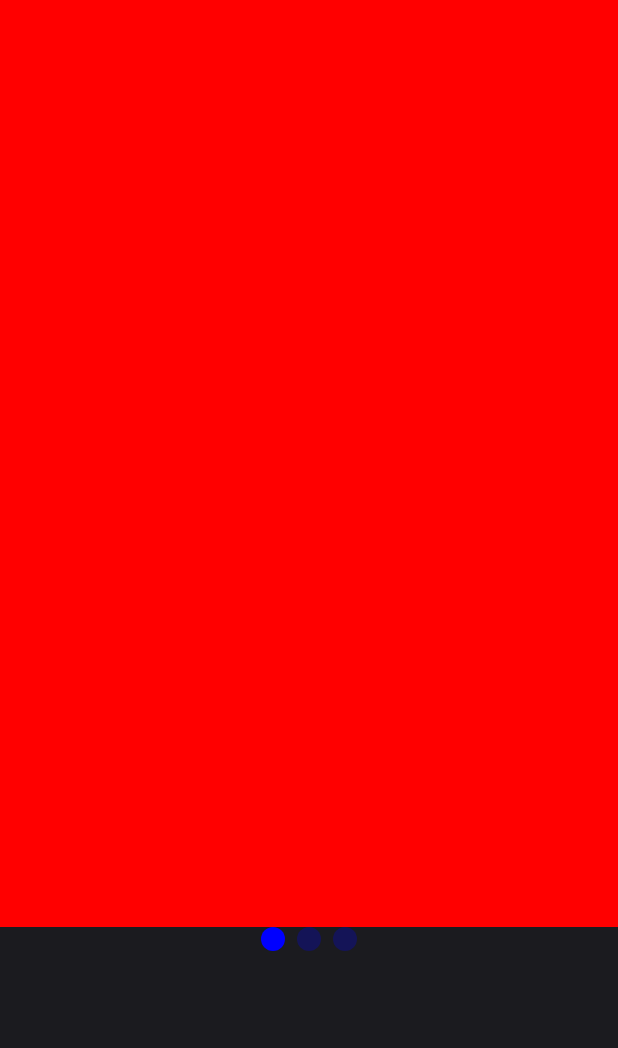
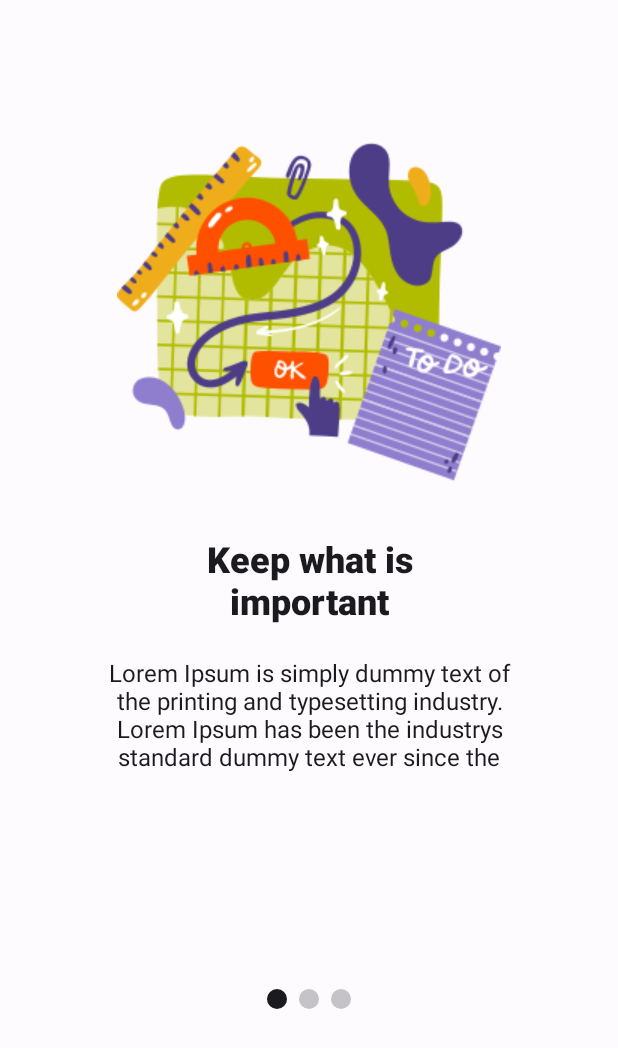
Before and after one commit to CherifiMi/natmisic, an Android app built with Jetpack Compose: the screen it shows after launch (MainActivity), on a phone screen of 412 x 824 dp. Shown: the top 1048 px of the screen. Run offline under Robolectric (Android 15) with nearby library versions, the phone set to English and light mode, and no system bars; our stand-ins replace Dagger/Hilt's generated code, Room's generated code; network calls fail.

Commit message:
folder icker tabs done

```diff
--- a/app/src/main/java/com/example/natmisic/MainActivity.kt
+++ b/app/src/main/java/com/example/natmisic/MainActivity.kt
@@ -4,16 +4,30 @@ import android.content.pm.PackageManager
 import android.os.Build
 import android.os.Bundle
 import android.provider.DocumentsContract.*
+import android.view.animation.OvershootInterpolator
 import androidx.activity.ComponentActivity
 import androidx.activity.compose.setContent
 import androidx.activity.viewModels
 import androidx.annotation.RequiresApi
+import androidx.compose.animation.core.Animatable
+import androidx.compose.animation.core.tween
+import androidx.compose.foundation.Image
+import androidx.compose.foundation.background
+import androidx.compose.foundation.isSystemInDarkTheme
+import androidx.compose.foundation.layout.Box
 import androidx.compose.foundation.layout.fillMaxSize
 import androidx.compose.material.MaterialTheme
 import androidx.compose.material.Surface
+import androidx.compose.runtime.Composable
+import androidx.compose.runtime.LaunchedEffect
+import androidx.compose.runtime.remember
+import androidx.compose.ui.Alignment
 import androidx.compose.ui.Modifier
+import androidx.compose.ui.draw.scale
+import androidx.compose.ui.res.painterResource
 import androidx.core.app.ActivityCompat
 import androidx.core.content.ContextCompat
+import androidx.navigation.NavHostController
 import androidx.navigation.compose.NavHost
 import androidx.navigation.compose.composable
 import androidx.navigation.compose.rememberNavController
@@ -23,6 +37,7 @@ import com.example.natmisic.feature.presentation.settings.SettingsScreen
 import com.example.natmisic.feature.presentation.util.Screens
 import com.example.natmisic.theme.NatMisicTheme
 import dagger.hilt.android.AndroidEntryPoint
+import kotlinx.coroutines.delay
 
 @AndroidEntryPoint
 class MainActivity : ComponentActivity() {
@@ -34,14 +49,19 @@ class MainActivity : ComponentActivity() {
         super.onCreate(savedInstanceState)
 
         if (
-            ContextCompat.checkSelfPermission(this, android.Manifest.permission.WRITE_EXTERNAL_STORAGE)
+            ContextCompat.checkSelfPermission(
+                this,
+                android.Manifest.permission.WRITE_EXTERNAL_STORAGE
+            )
             !=
             PackageManager.PERMISSION_GRANTED
-        ){
+        ) {
 
-            ActivityCompat.requestPermissions(this,
+            ActivityCompat.requestPermissions(
+                this,
                 arrayOf(android.Manifest.permission.WRITE_EXTERNAL_STORAGE),
-                1);
+                1
+            );
         }
 
 
@@ -54,10 +74,16 @@ class MainActivity : ComponentActivity() {
                     val navController = rememberNavController()
                     NavHost(
                         navController = navController,
-                        startDestination = if(viewModel.hasRootFolder()) Screens.HOME.name else Screens.FOLDER_PICKER.name
+                        startDestination = Screens.SPLASH.name
                     ) {
+                        composable(route = Screens.SPLASH.name) {
+                            SplashScreen(navController = navController, viewModel)
+                        }
                         composable(route = Screens.HOME.name) {
-                            HomeScreen(navController, backPressedDispatcher = onBackPressedDispatcher)
+                            HomeScreen(
+                                navController,
+                                backPressedDispatcher = onBackPressedDispatcher
+                            )
                         }
                         composable(route = Screens.FOLDER_PICKER.name) {
                             FolderPickerScreen(navController = navController)
@@ -71,3 +97,32 @@ class MainActivity : ComponentActivity() {
         }
     }
 }
+
+@Composable
+fun SplashScreen(navController: NavHostController, viewModel: MainViewModel) {
+    val scale = remember {
+        Animatable(0f)
+    }
+    LaunchedEffect(true) {
+        scale.animateTo(
+            targetValue = 0.3f,
+            animationSpec = tween(durationMillis = 500, easing = {
+                OvershootInterpolator(2f).getInterpolation(it)
+            })
+        )
+        delay(2000)
+        //navController.navigate(if (viewModel.hasRootFolder()) Screens.HOME.name else Screens.FOLDER_PICKER.name)
+        navController.navigate(Screens.FOLDER_PICKER.name)
+    }
+    Box(
+        modifier = Modifier
+            .fillMaxSize()
+            .background(MaterialTheme.colors.primary), contentAlignment = Alignment.Center
+    ) {
+        Image(
+            painter = painterResource(if (!isSystemInDarkTheme()) R.drawable.splash_light else R.drawable.splash_dark),
+            contentDescription = "",
+            modifier = Modifier.scale(scale.value)
+        )
+    }
+}
--- a/app/src/main/java/com/example/natmisic/feature/presentation/details/DetailsViewModel.kt
+++ b/app/src/main/java/com/example/natmisic/feature/presentation/details/DetailsViewModel.kt
@@ -71,6 +71,7 @@ class DetailsViewModel @Inject constructor(
     ) {
         Log.d(TAG, "$book $timestamp")
 
+        // TODO: this
 
         val intent = Intent(RecognizerIntent.ACTION_RECOGNIZE_SPEECH)
         intent.putExtra(
@@ -84,7 +85,7 @@ class DetailsViewModel @Inject constructor(
         )
         intent.putExtra(RecognizerIntent.EXTRA_SPEECH_INPUT_COMPLETE_SILENCE_LENGTH_MILLIS, 5000)
         intent.putExtra(RecognizerIntent.EXTRA_MAX_RESULTS, 1)
-        val uri = Uri.fromFile(File(book.path))
+        val uri = Uri.parse(File(book.path).path)
         intent.setData(uri)
 
         activityResultLauncher.launch(intent)
--- a/app/src/main/java/com/example/natmisic/feature/presentation/folder_picker/FolderPickerScreen.kt
+++ b/app/src/main/java/com/example/natmisic/feature/presentation/folder_picker/FolderPickerScreen.kt
@@ -1,30 +1,21 @@
 package com.example.natmisic.feature.presentation.folder_picker
 
-import android.content.Intent
-import androidx.activity.compose.rememberLauncherForActivityResult
-import androidx.activity.result.contract.ActivityResultContracts
 import androidx.compose.foundation.ExperimentalFoundationApi
-import androidx.compose.foundation.background
-import androidx.compose.foundation.layout.*
+import androidx.compose.foundation.layout.Column
+import androidx.compose.foundation.layout.fillMaxWidth
 import androidx.compose.foundation.pager.HorizontalPager
-import androidx.compose.foundation.pager.PagerState
 import androidx.compose.foundation.pager.rememberPagerState
-import androidx.compose.foundation.shape.RoundedCornerShape
-import androidx.compose.material.Button
-import androidx.compose.material.Text
 import androidx.compose.runtime.Composable
-import androidx.compose.ui.Alignment
 import androidx.compose.ui.Modifier
-import androidx.compose.ui.draw.alpha
-import androidx.compose.ui.graphics.Color
-import androidx.compose.ui.unit.dp
 import androidx.hilt.navigation.compose.hiltViewModel
 import androidx.navigation.NavHostController
-import com.example.natmisic.feature.presentation.util.Screens
-import com.google.accompanist.pager.ExperimentalPagerApi
+import com.example.natmisic.feature.presentation.folder_picker.components.BottomBalls
+import com.example.natmisic.feature.presentation.folder_picker.components.PageI
+import com.example.natmisic.feature.presentation.folder_picker.components.PageII
+import com.example.natmisic.feature.presentation.folder_picker.components.PageIII
 
 
-@OptIn(ExperimentalFoundationApi::class, ExperimentalPagerApi::class)
+@OptIn(ExperimentalFoundationApi::class)
 @Composable
 fun FolderPickerScreen(
     navController: NavHostController,
@@ -36,7 +27,7 @@ fun FolderPickerScreen(
         HorizontalPager(
             modifier = Modifier
                 .fillMaxWidth()
-                .weight(3f),
+                .weight(4f),
             pageCount = 3,
             state = pagerState
         ) { tabIndex ->
@@ -49,80 +40,3 @@ fun FolderPickerScreen(
         BottomBalls(pagerState)
     }
 }
-
-@Composable
-fun PageI() {
-    Box(
-        Modifier
-            .fillMaxSize()
-            .background(Color.Red)
-    )
-}
-
-@Composable
-fun PageII() {
-    Box(
-        Modifier
-            .fillMaxSize()
-            .background(Color.Blue)
-    )
-}
-
-@Composable
-fun PageIII(
-    navController: NavHostController,
-    viewModel: FolderPickerViewModel
-) {
-    // open folder picker and save root path
-    val intent = Intent(Intent.ACTION_OPEN_DOCUMENT_TREE)
-    val activityResultLauncher = rememberLauncherForActivityResult(
-        ActivityResultContracts.StartActivityForResult()
-    ) { result ->
-        result.data?.also { uri ->
-            viewModel.saveRootFolderName(uri.dataString.toString())
-            navController.navigate(Screens.HOME.name)
-        }
-    }
-
-    Column(Modifier.fillMaxSize()) {
-        Button(onClick = { activityResultLauncher.launch(intent) })
-        {
-            Text(text = "select books folder")
-        }
-    }
-}
-
-@OptIn(ExperimentalFoundationApi::class)
-@Composable
-fun ColumnScope.BottomBalls(state: PagerState) {
-    Row(
-        modifier = Modifier
-            .weight(1f)
-            .fillMaxSize(),
-        verticalAlignment = Alignment.Top,
-        horizontalArrangement = Arrangement.Center
-    ) {
-        Box(
-            modifier = Modifier
-                .alpha(if (state.currentPage == 0) 1f else 0.25f)
-                .background(Color.Blue, RoundedCornerShape(100))
-                .size(16.dp)
-        )
-        Spacer(modifier = Modifier.size(8.dp))
-        Box(
-            modifier = Modifier
-                .alpha(if (state.currentPage == 1) 1f else 0.25f)
-                .background(Color.Blue, RoundedCornerShape(100))
-                .size(16.dp)
-
-        )
-        Spacer(modifier = Modifier.size(8.dp))
-        Box(
-            modifier = Modifier
-                .alpha(if (state.currentPage == 2) 1f else 0.25f)
-                .background(Color.Blue, RoundedCornerShape(100))
-                .size(16.dp)
-        )
-    }
-
-}
--- /dev/null
+++ b/app/src/main/java/com/example/natmisic/feature/presentation/folder_picker/components/BottomBalls.kt
@@ -0,0 +1,50 @@
+package com.example.natmisic.feature.presentation.folder_picker.components
+
+import androidx.compose.foundation.ExperimentalFoundationApi
+import androidx.compose.foundation.background
+import androidx.compose.foundation.layout.*
+import androidx.compose.foundation.pager.PagerState
+import androidx.compose.foundation.shape.RoundedCornerShape
+import androidx.compose.material.MaterialTheme
+import androidx.compose.runtime.Composable
+import androidx.compose.ui.Alignment
+import androidx.compose.ui.Modifier
+import androidx.compose.ui.draw.alpha
+import androidx.compose.ui.graphics.Color
+import androidx.compose.ui.unit.dp
+
+
+@OptIn(ExperimentalFoundationApi::class)
+@Composable
+fun ColumnScope.BottomBalls(state: PagerState, color: Color = MaterialTheme.colors.secondary) {
+    Row(
+        modifier = Modifier
+            .weight(1f)
+            .fillMaxSize(),
+        verticalAlignment = Alignment.Top,
+        horizontalArrangement = Arrangement.Center
+    ) {
+        Box(
+            modifier = Modifier
+                .alpha(if (state.currentPage == 0) 1f else 0.25f)
+                .background(color, RoundedCornerShape(100))
+                .size(13.dp)
+        )
+        Spacer(modifier = Modifier.size(8.dp))
+        Box(
+            modifier = Modifier
+                .alpha(if (state.currentPage == 1) 1f else 0.25f)
+                .background(color, RoundedCornerShape(100))
+                .size(13.dp)
+
+        )
+        Spacer(modifier = Modifier.size(8.dp))
+        Box(
+            modifier = Modifier
+                .alpha(if (state.currentPage == 2) 1f else 0.25f)
+                .background(color, RoundedCornerShape(100))
+                .size(13.dp)
+        )
+    }
+
+}
--- /dev/null
+++ b/app/src/main/java/com/example/natmisic/feature/presentation/folder_picker/components/PageI.kt
@@ -0,0 +1,47 @@
+package com.example.natmisic.feature.presentation.folder_picker.components
+
+import androidx.compose.foundation.Image
+import androidx.compose.foundation.layout.*
+import androidx.compose.material.MaterialTheme
+import androidx.compose.material.Text
+import androidx.compose.runtime.Composable
+import androidx.compose.ui.Alignment
+import androidx.compose.ui.Modifier
+import androidx.compose.ui.res.painterResource
+import androidx.compose.ui.res.stringResource
+import androidx.compose.ui.text.font.FontWeight
+import androidx.compose.ui.text.style.TextAlign
+import androidx.compose.ui.unit.dp
+import androidx.compose.ui.unit.sp
+import com.example.natmisic.R
+
+@Composable
+fun PageI() {
+    Column(Modifier.fillMaxSize(), horizontalAlignment = Alignment.CenterHorizontally) {
+        Spacer(modifier = Modifier.size(80.dp))
+        Image(
+            painter = painterResource(id = R.drawable.page1),
+            contentDescription = "",
+            modifier = Modifier
+                .height(256.dp)
+                .aspectRatio(1f)
+        )
+        Text(
+            text = stringResource(id = R.string.page1_title),
+            color = MaterialTheme.colors.secondary,
+            fontSize = 24.sp,
+            fontWeight = FontWeight.ExtraBold,
+            textAlign = TextAlign.Center,
+            modifier = Modifier.padding(vertical = 24.dp, horizontal = 100.dp)
+        )
+        Text(
+            text = stringResource(id = R.string.lorem),
+            color = MaterialTheme.colors.secondary,
+            fontSize = 16.sp,
+            fontWeight = FontWeight.Normal,
+            textAlign = TextAlign.Center,
+            modifier = Modifier.padding(vertical = 0.dp, horizontal = 70.dp),
+            maxLines = 4
+        )
+    }
+}
--- a/app/src/main/java/com/example/natmisic/feature/presentation/home/components/LoadingBall.kt
+++ b/app/src/main/java/com/example/natmisic/feature/presentation/home/components/LoadingBall.kt
@@ -13,11 +13,12 @@ import androidx.compose.ui.draw.clip
 import androidx.compose.ui.draw.scale
 import androidx.compose.ui.graphics.Color
 import androidx.compose.ui.unit.dp
+import com.example.natmisic.theme.Blu
 import kotlinx.coroutines.delay
 
 @Composable
 fun LoadingBall(
-    circleColor: Color = Color.Black,
+    circleColor: Color = Blu,
     animationDelay: Int = 1500
 
 ) {
--- a/app/src/main/java/com/example/natmisic/feature/presentation/util/Screens.kt
+++ b/app/src/main/java/com/example/natmisic/feature/presentation/util/Screens.kt
@@ -3,5 +3,6 @@ package com.example.natmisic.feature.presentation.util
 enum class Screens {
     SETTINGS,
     HOME,
-    FOLDER_PICKER
+    FOLDER_PICKER,
+    SPLASH
 }
--- a/app/src/main/java/com/example/natmisic/theme/Color.kt
+++ b/app/src/main/java/com/example/natmisic/theme/Color.kt
@@ -8,7 +8,7 @@ val Purple700 = Color(0xFF3700B3)
 val Teal200 = Color(0xFF03DAC5)
 
 
-val Blue = Color(0xFF65A1FF)
+val Blu = Color(0xFF65A1FF)
 
 val Light = Color(0xFFFEFBFF)
 val LightAccent = Color(0xFFF1F0F7)
--- a/app/src/main/java/com/example/natmisic/theme/Theme.kt
+++ b/app/src/main/java/com/example/natmisic/theme/Theme.kt
@@ -6,13 +6,13 @@ import androidx.compose.material.darkColors
 import androidx.compose.material.lightColors
 import androidx.compose.runtime.Composable
 
-private val DarkColorPalette = darkColors(
+private val LightColorPalette = darkColors(
     primary = Light,
     primaryVariant = LightAccent,
     secondary = Dark
 )
 
-private val LightColorPalette = lightColors(
+private val DarkColorPalette = lightColors(
     primary = Dark,
     primaryVariant = DarkAccent,
     secondary = Light
--- /dev/null
+++ b/app/src/main/res/drawable/splash_dark.xml
@@ -0,0 +1,24 @@
+<vector xmlns:android="http://schemas.android.com/apk/res/android"
+    android:width="147dp"
+    android:height="136dp"
+    android:viewportWidth="147"
+    android:viewportHeight="136">
+  <path
+      android:pathData="M9.71,43.27L9.71,43.27A9.71,9.71 0,0 1,19.43 52.99L19.43,82.13A9.71,9.71 0,0 1,9.71 91.84L9.71,91.84A9.71,9.71 0,0 1,0 82.13L0,52.99A9.71,9.71 0,0 1,9.71 43.27z"
+      android:fillColor="#FEFBFF"/>
+  <path
+      android:pathData="M35.32,23.84L35.32,23.84A9.71,9.71 0,0 1,45.04 33.56L45.04,103.32A9.71,9.71 0,0 1,35.32 113.04L35.32,113.04A9.71,9.71 0,0 1,25.61 103.32L25.61,33.56A9.71,9.71 0,0 1,35.32 23.84z"
+      android:fillColor="#FEFBFF"/>
+  <path
+      android:pathData="M60.94,49.45L60.94,49.45A9.71,9.71 0,0 1,70.65 59.17L70.65,75.95A9.71,9.71 0,0 1,60.94 85.66L60.94,85.66A9.71,9.71 0,0 1,51.22 75.95L51.22,59.17A9.71,9.71 0,0 1,60.94 49.45z"
+      android:fillColor="#FEFBFF"/>
+  <path
+      android:pathData="M86.55,0L86.55,0A9.71,9.71 0,0 1,96.26 9.71L96.26,126.29A9.71,9.71 0,0 1,86.55 136L86.55,136A9.71,9.71 0,0 1,76.83 126.29L76.83,9.71A9.71,9.71 0,0 1,86.55 0z"
+      android:fillColor="#FEFBFF"/>
+  <path
+      android:pathData="M112.16,27.38L112.16,27.38A9.71,9.71 0,0 1,121.87 37.09L121.87,98.91A9.71,9.71 0,0 1,112.16 108.62L112.16,108.62A9.71,9.71 0,0 1,102.44 98.91L102.44,37.09A9.71,9.71 0,0 1,112.16 27.38z"
+      android:fillColor="#FEFBFF"/>
+  <path
+      android:pathData="M136.88,37.97L136.88,37.97A9.71,9.71 0,0 1,146.6 47.69L146.6,87.43A9.71,9.71 0,0 1,136.88 97.14L136.88,97.14A9.71,9.71 0,0 1,127.17 87.43L127.17,47.69A9.71,9.71 0,0 1,136.88 37.97z"
+      android:fillColor="#FEFBFF"/>
+</vector>
--- /dev/null
+++ b/app/src/main/res/drawable/splash_light.xml
@@ -0,0 +1,24 @@
+<vector xmlns:android="http://schemas.android.com/apk/res/android"
+    android:width="147dp"
+    android:height="136dp"
+    android:viewportWidth="147"
+    android:viewportHeight="136">
+  <path
+      android:pathData="M9.71,43.27L9.71,43.27A9.71,9.71 0,0 1,19.43 52.99L19.43,82.13A9.71,9.71 0,0 1,9.71 91.84L9.71,91.84A9.71,9.71 0,0 1,0 82.13L0,52.99A9.71,9.71 0,0 1,9.71 43.27z"
+      android:fillColor="#1B1B1F"/>
+  <path
+      android:pathData="M35.32,23.84L35.32,23.84A9.71,9.71 0,0 1,45.04 33.56L45.04,103.32A9.71,9.71 0,0 1,35.32 113.04L35.32,113.04A9.71,9.71 0,0 1,25.61 103.32L25.61,33.56A9.71,9.71 0,0 1,35.32 23.84z"
+      android:fillColor="#1B1B1F"/>
+  <path
+      android:pathData="M60.94,49.45L60.94,49.45A9.71,9.71 0,0 1,70.65 59.17L70.65,75.95A9.71,9.71 0,0 1,60.94 85.66L60.94,85.66A9.71,9.71 0,0 1,51.22 75.95L51.22,59.17A9.71,9.71 0,0 1,60.94 49.45z"
+      android:fillColor="#1B1B1F"/>
+  <path
+      android:pathData="M86.55,0L86.55,0A9.71,9.71 0,0 1,96.26 9.71L96.26,126.29A9.71,9.71 0,0 1,86.55 136L86.55,136A9.71,9.71 0,0 1,76.83 126.29L76.83,9.71A9.71,9.71 0,0 1,86.55 0z"
+      android:fillColor="#1B1B1F"/>
+  <path
+      android:pathData="M112.16,27.38L112.16,27.38A9.71,9.71 0,0 1,121.87 37.09L121.87,98.91A9.71,9.71 0,0 1,112.16 108.62L112.16,108.62A9.71,9.71 0,0 1,102.44 98.91L102.44,37.09A9.71,9.71 0,0 1,112.16 27.38z"
+      android:fillColor="#1B1B1F"/>
+  <path
+      android:pathData="M136.88,37.97L136.88,37.97A9.71,9.71 0,0 1,146.6 47.69L146.6,87.43A9.71,9.71 0,0 1,136.88 97.14L136.88,97.14A9.71,9.71 0,0 1,127.17 87.43L127.17,47.69A9.71,9.71 0,0 1,136.88 37.97z"
+      android:fillColor="#1B1B1F"/>
+</vector>
--- a/app/src/main/res/values/strings.xml
+++ b/app/src/main/res/values/strings.xml
@@ -3,4 +3,12 @@
     <string name="cd_play">Play</string>
     <string name="notification_channel_name">AudiobooksNow Channel</string>
     <string name="notification_channel_description">Shows the currently playing music</string>
+
+    <string name="page1_title">Keep what is important</string>
+    <string name="page2_title">Take One click away</string>
+    <string name="page3_title">Where are your books</string>
+
+    <string name="lorem">
+        Lorem Ipsum is simply dummy text of the printing and typesetting industry. Lorem Ipsum has been the industrys standard dummy text ever since the 1500s, when an unknown printer took a galley of type and scrambled it to make a type specimen book. It has survived not only five centuries, but also the leap into electronic typesetting, remaining essentially unchanged. It was popularised in the 1960s with the release of Letraset sheets containing Lorem Ipsum passages, and more recently with desktop publishing software like Aldus PageMaker including versions of Lorem Ipsum
+    </string>
 </resources>
```
Also changed, not shown: app/src/main/java/com/example/natmisic/feature/presentation/details/DetailsBottomBar.kt (+9 -2 lines), app/src/main/java/com/example/natmisic/feature/presentation/folder_picker/components/PageII.kt (added, +44 -0 lines), app/src/main/java/com/example/natmisic/feature/presentation/folder_picker/components/PageIII.kt (added, +76 -0 lines), app/src/main/res/drawable/page1.png (added), app/src/main/res/drawable/page2.png (added), app/src/main/res/drawable/page3.png (added).
